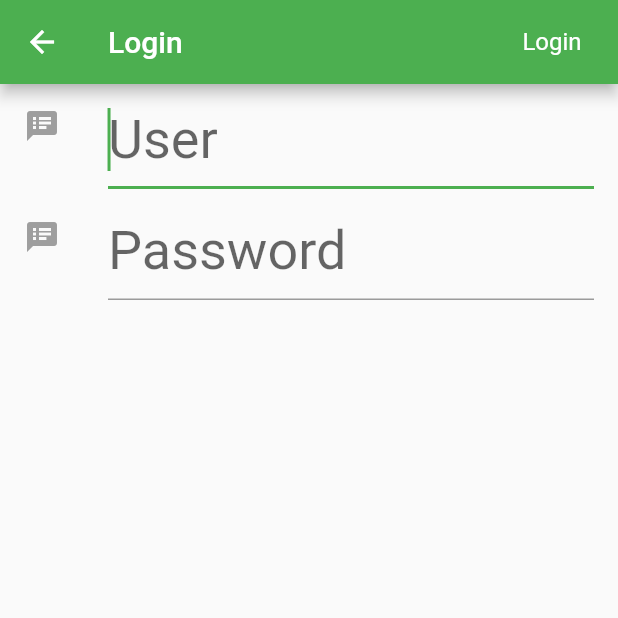
After one commit to cwitte4191/flutter0322, a Flutter app: the LoginDialog screen opened directly, on a phone screen of 412 x 824 dp, the top half of it. The commit adds this screen. Run offline on Flutter 3.47's test engine with Material 2 defaults, Android fonts, the phone set to English and light mode, and no system bars; our stand-ins replace cached_network_image, event_bus, sqflite, tuple; missing offline and left inert: mqtt_client, observable, semaphore; accounts and stored records are empty; network calls fail.

Commit message:
Added InheritLoginWidget

```diff
--- a/lib/appPages/BracketList.dart
+++ b/lib/appPages/BracketList.dart
@@ -1,6 +1,7 @@
 import 'package:flutter/material.dart';
 import 'package:flutter0322/DerbyNavDrawer.dart';
 import 'package:flutter0322/derbyBodyWidgets.dart';
+import 'package:flutter0322/globals.dart';
 
 import 'dart:async';
 import 'dart:math';
--- /dev/null
+++ b/lib/dialogs/LoginDialog.dart
@@ -0,0 +1,119 @@
+import 'package:flutter/material.dart';
+import 'package:flutter0322/appPages/TabbedRaceHistory.dart';
+import 'package:flutter0322/globals.dart';
+
+class LoginDialog extends StatefulWidget {
+
+
+
+
+  @override
+  LoginDialogState createState() => new LoginDialogState();
+
+  static showLoginDialog(BuildContext context){
+    Navigator.of(context).push(new MaterialPageRoute<Null>(
+        builder: (BuildContext context) {
+          return new LoginDialog();
+        },
+        fullscreenDialog: true));
+  }
+}
+
+class LoginDialogState extends State<LoginDialog> {
+
+  var carStyle=const TextStyle(fontSize: 36.0, color: Colors.black);
+
+
+  @override
+  void initState() {
+    // _lane1Car = widget.raceBracket.raceName;
+
+    super.initState();
+  }
+  @override
+  void dispose() {
+    // Clean up the focus node when the Form is disposed
+
+    super.dispose();
+  }
+
+  @override
+  Widget build(BuildContext context) {
+
+
+    return new Scaffold(
+        appBar: new AppBar(
+          title: new Text("Login"),
+          actions: [
+            new FlatButton(
+                onPressed: () {
+                  // TODO: save cars on server!
+                  Navigator.of(context).pop();
+                },
+                child: new Text('Login',
+                    style: Theme
+                        .of(context)
+                        .textTheme
+                        .subhead
+                        .copyWith(color: Colors.white))),
+          ],
+        ),
+        body:
+        new Column(children: [
+          getUserTile(),
+          getPasswordTile(),
+        ],
+        ));
+  }
+
+  Widget getUserTile(){
+
+    return new ListTile(
+      leading: new Icon(Icons.speaker_notes, color: Colors.grey[500]),
+      title: new TextFormField(
+        decoration: new InputDecoration(
+          hintText: 'User',
+        ),
+        keyboardType:TextInputType.text,
+        autovalidate: true,
+        style: carStyle,
+        autofocus: true,
+        validator: fakeLogin,
+
+      ),
+    );
+  }
+  Widget getPasswordTile(){
+
+    return new ListTile(
+      leading: new Icon(Icons.speaker_notes, color: Colors.grey[500]),
+      title: new TextFormField(
+        decoration: new InputDecoration(
+          hintText: 'Password',
+        ),
+        keyboardType:TextInputType.text,
+        autovalidate: true,
+        style: carStyle,
+        autofocus: false,
+      ),
+    );
+  }
+
+  String fakeLogin(String user) {
+    user=user.toLowerCase();
+    Map<String,LoginRole>fakeMap={
+      "ttt":LoginRole.Timer,
+      "sss":LoginRole.Starter,
+      "aaa":LoginRole.Admin,
+      "nnn":LoginRole.None,
+    };
+
+    if(fakeMap.containsKey(user)){
+      print("setting user to: ${fakeMap[user]}");
+      InheritedLoginWidget ilw=InheritedLoginWidget.of(context);
+      ilw.loginCredentials=new LoginCredentials(loginRole:fakeMap[user]);
+    }
+
+  }
+
+}
--- a/lib/globals.dart
+++ b/lib/globals.dart
@@ -3,6 +3,7 @@ library globals;
 import 'dart:async';
 import 'dart:io';
 
+import 'package:flutter/material.dart';
 import 'package:flutter0322/network/MqttOberver.dart';
 import 'package:flutter0322/models.dart';
 import 'package:flutter0322/network/DerbyDbCache.dart';
@@ -65,8 +66,6 @@ class GlobalDerby {
       mqttObserver.init();
     }
 
-    setLoginCredentials(new LoginCredentials(loginRole: LoginRole.Timer));
-    //fbaseDerby.init();
   }
   setLoginCredentials(LoginCredentials loginCredentials){
     this.loginCredentials=loginCredentials;
@@ -80,7 +79,12 @@ enum LoginRole{ None, Timer, Starter, Admin}
 class LoginCredentials {
 
   final LoginRole loginRole;
-  LoginCredentials({this.loginRole});
+  final String sessionId;
+  LoginCredentials({this.loginRole:LoginRole.None, this.sessionId});
+
+  //TODO: we can apparently use built_value for equals check..
+  //https://github.com/google/built_value.dart
+  bool operator ==(o) => o is LoginCredentials && o.loginRole == loginRole && o.sessionId == sessionId;
 
   bool canAddRacePhase(){
     return (this.loginRole==LoginRole.Starter || this.loginRole==LoginRole.Admin|| this.loginRole==LoginRole.Timer);
@@ -96,4 +100,17 @@ class LoginCredentials {
 
   }
 }
+class InheritedLoginWidget extends InheritedWidget {
+   LoginCredentials loginCredentials;
+
+  InheritedLoginWidget({this.loginCredentials, child}): super(child:child);
+
+  static InheritedLoginWidget of(BuildContext context) {
+    return (context.inheritFromWidgetOfExactType(InheritedLoginWidget) as InheritedLoginWidget);
+  }
+
+  @override
+  bool updateShouldNotify(InheritedLoginWidget old) =>
+      loginCredentials != old.loginCredentials ;
+}
 GlobalDerby globalDerby = new GlobalDerby();
--- a/lib/widgets/RaceBracketWidget.dart
+++ b/lib/widgets/RaceBracketWidget.dart
@@ -2,6 +2,7 @@ import 'dart:convert';
 
 import 'package:flutter/material.dart';
 import 'package:flutter0322/appPages/TabbedBracket.dart';
+import 'package:flutter0322/globals.dart';
 import 'package:flutter0322/modelUi.dart';
 import 'package:flutter0322/models.dart';
 import 'package:flutter0322/globals.dart' as globals;
@@ -54,7 +55,10 @@ class RaceBracketWidget extends StatelessWidget {
   }
 
   void handleLongPress(BuildContext context) {
-    if (globals.globalDerby.loginCredentials.canChangeBracketName()) {
+    final InheritedLoginWidget inheritedLoginWidget = InheritedLoginWidget.of(context);
+
+    print ("inherited credentials widget2: ${inheritedLoginWidget.loginCredentials.loginRole}");
+    if (inheritedLoginWidget.loginCredentials.canChangeBracketName()) {
       Navigator.of(context).push(new MaterialPageRoute<Null>(
           builder: (BuildContext context) {
             return new EditRaceBracketDialog(raceBracket);
```
Also changed, not shown: lib/appPages/RacePhasePage.dart (+5 -2 lines), lib/appPages/RaceStandingPage.dart (+6 -3 lines), lib/dialogs/AddPendingCarsDialog.dart (renamed from lib/appPages/AddPendingCarsDialog.dart, +7 -2 lines), lib/main.dart (+13 -9 lines), lib/widgets/FilterRowWidget.dart (+31 -0 lines).
